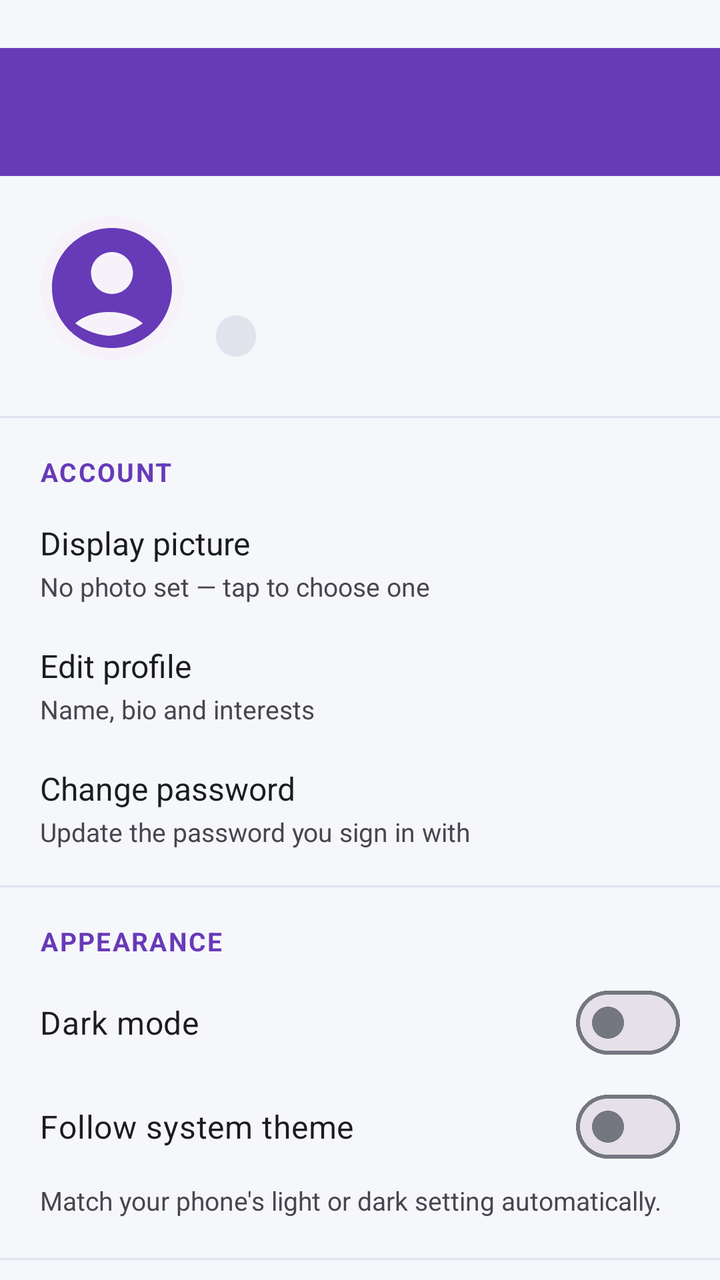
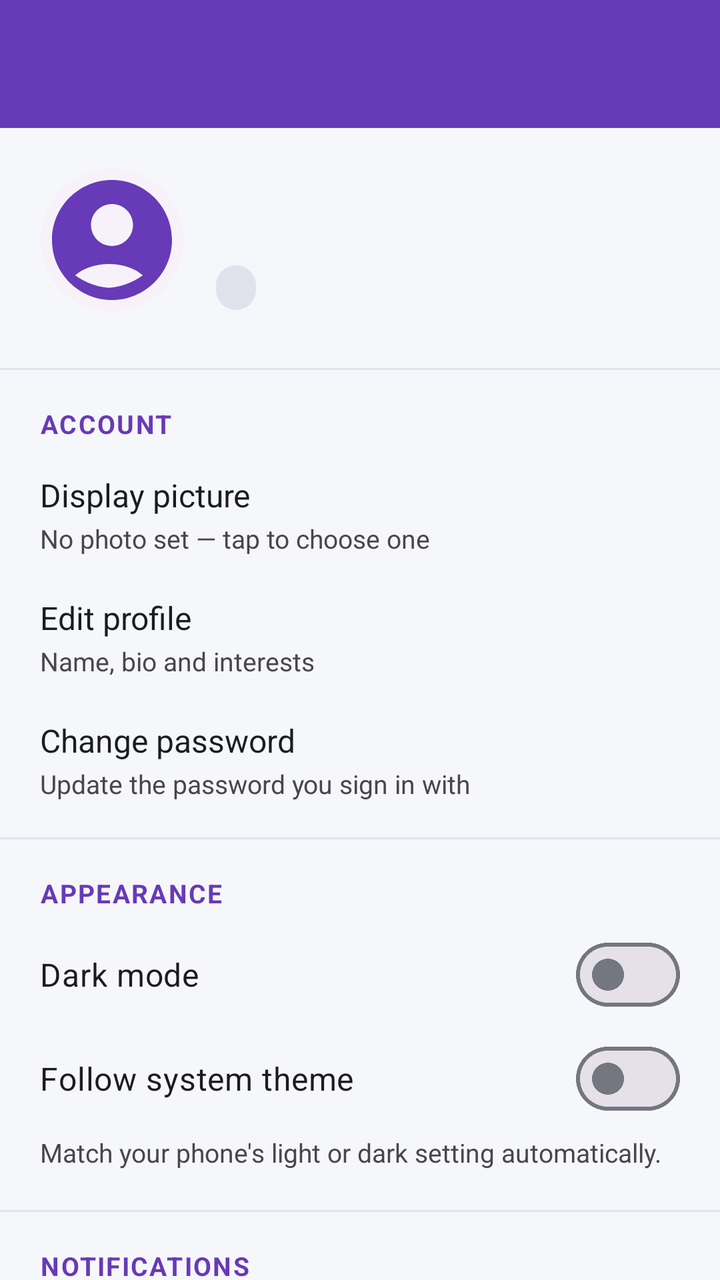

The first picture is an Android layout as it rendered before a commit; the second is the same layout after the commit. The layout source and the unified diff follow.
<!-- AndroidManifest.xml: application theme Theme.CampusConnect -->
<!-- res/layout/activity_settings.xml -->
<?xml version="1.0" encoding="utf-8"?>
<LinearLayout xmlns:android="http://schemas.android.com/apk/res/android"
    xmlns:app="http://schemas.android.com/apk/res-auto"
    android:layout_width="match_parent"
    android:layout_height="match_parent"
    android:orientation="vertical"
    android:background="@color/background">

    <com.google.android.material.appbar.MaterialToolbar
        android:id="@+id/toolbar"
        android:layout_width="match_parent"
        android:layout_height="?attr/actionBarSize"
        android:layout_marginTop="24dp"
        android:background="?attr/colorPrimary"
        app:titleTextColor="?attr/colorOnPrimary"
        app:navigationIconTint="?attr/colorOnPrimary" />

    <androidx.core.widget.NestedScrollView
        android:layout_width="match_parent"
        android:layout_height="match_parent">

        <LinearLayout
            android:layout_width="match_parent"
            android:layout_height="wrap_content"
            android:orientation="vertical"
            android:paddingBottom="32dp">

            
            <LinearLayout
                android:layout_width="match_parent"
                android:layout_height="wrap_content"
                android:orientation="horizontal"
                android:gravity="center_vertical"
                android:padding="20dp">

                <com.google.android.material.card.MaterialCardView
                    android:layout_width="72dp"
                    android:layout_height="72dp"
                    app:cardCornerRadius="36dp"
                    app:cardElevation="0dp">

                    <ImageView
                        android:id="@+id/profileAvatar"
                        android:layout_width="match_parent"
                        android:layout_height="match_parent"
                        android:contentDescription="@string/cd_profile_photo"
                        android:scaleType="centerCrop"
                        android:src="@drawable/ic_user_placeholder" />
                </com.google.android.material.card.MaterialCardView>

                <LinearLayout
                    android:layout_width="0dp"
                    android:layout_height="wrap_content"
                    android:layout_weight="1"
                    android:layout_marginStart="16dp"
                    android:orientation="vertical">

                    <TextView
                        android:id="@+id/profileName"
                        android:layout_width="match_parent"
                        android:layout_height="wrap_content"
                        android:textSize="18sp"
                        android:textStyle="bold"
                        android:maxLines="1"
                        android:ellipsize="end" />

                    <TextView
                        android:id="@+id/profileEmail"
                        android:layout_width="match_parent"
                        android:layout_height="wrap_content"
                        android:textColor="?android:attr/textColorSecondary"
                        android:textSize="13sp"
                        android:maxLines="1"
                        android:ellipsize="end" />

                    <TextView
                        android:id="@+id/profileRoleChip"
                        android:layout_width="wrap_content"
                        android:layout_height="wrap_content"
                        android:layout_marginTop="6dp"
                        android:background="@drawable/bg_role_chip"
                        android:paddingHorizontal="10dp"
                        android:paddingVertical="3dp"
                        android:textColor="?attr/colorPrimary"
                        android:textSize="11sp"
                        android:textStyle="bold" />
                </LinearLayout>
            </LinearLayout>

            <View style="@style/SettingsDivider" />

            <TextView style="@style/SettingsSectionHeader" android:text="@string/settings_account" />

            <LinearLayout
                android:id="@+id/changePhotoRow"
                style="@style/SettingsRow">
                <TextView style="@style/SettingsRowTitle" android:text="@string/settings_change_photo" />
                <TextView android:id="@+id/changePhotoSubtitle" style="@style/SettingsRowSubtitle"
                    android:text="@string/settings_change_photo_sub" />
            </LinearLayout>

            <LinearLayout
                android:id="@+id/editProfileRow"
                style="@style/SettingsRow">
                <TextView style="@style/SettingsRowTitle" android:text="@string/settings_edit_profile" />
                <TextView style="@style/SettingsRowSubtitle" android:text="@string/settings_edit_profile_sub" />
            </LinearLayout>

            <LinearLayout
                android:id="@+id/changePasswordRow"
                style="@style/SettingsRow">
                <TextView style="@style/SettingsRowTitle" android:text="@string/settings_change_password" />
                <TextView style="@style/SettingsRowSubtitle" android:text="@string/settings_change_password_sub" />
            </LinearLayout>

            <View style="@style/SettingsDivider" />

            <TextView style="@style/SettingsSectionHeader" android:text="@string/settings_appearance" />

            <com.google.android.material.materialswitch.MaterialSwitch
                android:id="@+id/darkModeSwitch"
                style="@style/SettingsSwitch"
                android:text="@string/settings_dark_mode" />

            <com.google.android.material.materialswitch.MaterialSwitch
                android:id="@+id/followSystemThemeSwitch"
                style="@style/SettingsSwitch"
                android:text="@string/settings_follow_system" />

            <TextView
                style="@style/SettingsRowSubtitle"
                android:paddingHorizontal="20dp"
                android:paddingBottom="12dp"
                android:text="@string/settings_follow_system_sub" />

            <View style="@style/SettingsDivider" />

            <TextView style="@style/SettingsSectionHeader" android:text="@string/settings_notifications" />

            <com.google.android.material.materialswitch.MaterialSwitch
                android:id="@+id/eventRemindersSwitch"
                style="@style/SettingsSwitch"
                android:text="@string/settings_event_reminders" />

            <com.google.android.material.materialswitch.MaterialSwitch
                android:id="@+id/chatNotificationsSwitch"
                style="@style/SettingsSwitch"
                android:text="@string/settings_chat_notifications" />

            <com.google.android.material.materialswitch.MaterialSwitch
                android:id="@+id/announcementsSwitch"
                style="@style/SettingsSwitch"
                android:text="@string/settings_announcements" />

            <View style="@style/SettingsDivider" />

            <TextView style="@style/SettingsSectionHeader" android:text="@string/settings_data" />

            <com.google.android.material.materialswitch.MaterialSwitch
                android:id="@+id/offlineModeSwitch"
                style="@style/SettingsSwitch"
                android:text="@string/settings_offline_mode" />

            <LinearLayout
                android:id="@+id/clearCacheRow"
                style="@style/SettingsRow">
                <TextView style="@style/SettingsRowTitle" android:text="@string/settings_clear_cache" />
                <TextView android:id="@+id/cacheSizeText" style="@style/SettingsRowSubtitle" />
            </LinearLayout>

            <View style="@style/SettingsDivider" />

            
            <LinearLayout
                android:id="@+id/adminSection"
                android:layout_width="match_parent"
                android:layout_height="wrap_content"
                android:orientation="vertical"
                android:visibility="gone">

                <TextView style="@style/SettingsSectionHeader" android:text="@string/settings_admin" />

                <LinearLayout
                    android:id="@+id/aiConfigRow"
                    style="@style/SettingsRow">
                    <TextView style="@style/SettingsRowTitle" android:text="@string/settings_ai_config" />
                    <TextView style="@style/SettingsRowSubtitle" android:text="@string/settings_ai_config_sub" />
                </LinearLayout>

                <View style="@style/SettingsDivider" />
            </LinearLayout>

            <TextView style="@style/SettingsSectionHeader" android:text="@string/settings_about" />

            <LinearLayout
                android:id="@+id/helpRow"
                style="@style/SettingsRow">
                <TextView style="@style/SettingsRowTitle" android:text="@string/settings_help" />
                <TextView style="@style/SettingsRowSubtitle" android:text="@string/settings_help_sub" />
            </LinearLayout>

            <LinearLayout
                android:id="@+id/privacyRow"
                style="@style/SettingsRow">
                <TextView style="@style/SettingsRowTitle" android:text="@string/settings_privacy" />
                <TextView style="@style/SettingsRowSubtitle" android:text="@string/settings_privacy_sub" />
            </LinearLayout>

            <LinearLayout
                android:id="@+id/aboutRow"
                style="@style/SettingsRow">
                <TextView style="@style/SettingsRowTitle" android:text="@string/settings_app_version" />
                <TextView android:id="@+id/versionText" style="@style/SettingsRowSubtitle" />
            </LinearLayout>

            <View style="@style/SettingsDivider" />

            <com.google.android.material.button.MaterialButton
                android:id="@+id/logoutButton"
                style="@style/Widget.Material3.Button.TextButton"
                android:layout_width="match_parent"
                android:layout_height="wrap_content"
                android:layout_marginTop="12dp"
                android:minHeight="48dp"
                android:text="@string/logout"
                android:textColor="?attr/colorError" />

        </LinearLayout>
    </androidx.core.widget.NestedScrollView>
</LinearLayout>
<!-- resources referenced by this layout -->
<resources>
  <color name="background">#F6F7FB</color>
  <!-- drawable bg_role_chip (drawable) -->
  <?xml version="1.0" encoding="utf-8"?>
  <shape xmlns:android="http://schemas.android.com/apk/res/android"
      android:shape="rectangle">
      <solid android:color="@color/surface_variant" />
      <corners android:radius="10dp" />
  </shape>
  <string name="cd_profile_photo">Your profile photo</string>
  <string name="logout">Logout</string>
  <string name="settings_about">ABOUT</string>
  <string name="settings_account">ACCOUNT</string>
  <string name="settings_admin">ADMIN</string>
  <string name="settings_ai_config">AI Configuration</string>
  <string name="settings_ai_config_sub">Add or manage the Gemini API key</string>
  <string name="settings_announcements">Campus announcements</string>
  <string name="settings_app_version">App version</string>
  <string name="settings_appearance">APPEARANCE</string>
  <string name="settings_change_password">Change password</string>
  <string name="settings_change_password_sub">Update the password you sign in with</string>
  <string name="settings_change_photo">Display picture</string>
  <string name="settings_change_photo_sub">No photo set \u2014 tap to choose one</string>
  <string name="settings_chat_notifications">Event chat messages</string>
  <string name="settings_clear_cache">Clear cached data</string>
  <string name="settings_dark_mode">Dark mode</string>
  <string name="settings_data">DATA &amp; STORAGE</string>
  <string name="settings_edit_profile">Edit profile</string>
  <string name="settings_edit_profile_sub">Name, bio and interests</string>
  <string name="settings_event_reminders">Event reminders</string>
  <string name="settings_follow_system">Follow system theme</string>
  <string name="settings_follow_system_sub">Match your phone\'s light or dark setting automatically.</string>
  <string name="settings_help">Help &amp; feedback</string>
  <string name="settings_help_sub">How to use CampusConnect</string>
  <string name="settings_notifications">NOTIFICATIONS</string>
  <string name="settings_offline_mode">Offline mode (use cached data)</string>
  <string name="settings_privacy">Privacy</string>
  <string name="settings_privacy_sub">What data this app stores</string>
  <style name="SettingsDivider">
          <item name="android:layout_width">match_parent</item>
          <item name="android:layout_height">1dp</item>
          <item name="android:layout_marginTop">8dp</item>
          <item name="android:background">?attr/colorSurfaceVariant</item>
      </style>
  <style name="SettingsRowTitle">
          <item name="android:layout_width">match_parent</item>
          <item name="android:layout_height">wrap_content</item>
          <item name="android:textSize">16sp</item>
          <item name="android:textColor">?attr/colorOnSurface</item>
      </style>
  <style name="Theme.CampusConnect" parent="Base.Theme.CampusConnect" />
  <color name="surface_variant">#E1E2EC</color>
  <color name="primary">#673AB7</color>
  <color name="on_primary">#FFFFFF</color>
  <color name="secondary">#009688</color>
  <color name="on_secondary">#FFFFFF</color>
  <color name="tertiary">#FFC107</color>
  <color name="on_tertiary">#000000</color>
  <color name="surface">#FFFFFF</color>
  <color name="on_surface">#1A1C1E</color>
  <color name="on_surface_variant">#44474E</color>
  <color name="error">#B3261E</color>
  <color name="on_error">#FFFFFF</color>
  <color name="outline">#74777F</color>
  <color name="outline_variant">#C4C6D0</color>
  <style name="Widget.CampusConnect.Card" parent="Widget.Material3.CardView.Elevated">
          <item name="cardCornerRadius">16dp</item>
          <item name="cardElevation">2dp</item>
          <item name="strokeWidth">0dp</item>
      </style>
  <!-- unchanged entries left out for length: 6 -->
</resources>

<!-- the commit's change to res/layout/activity_settings.xml (unified diff, before → after) -->
@@ -10,7 +10,6 @@
         android:id="@+id/toolbar"
         android:layout_width="match_parent"
         android:layout_height="?attr/actionBarSize"
-        android:layout_marginTop="24dp"
         android:background="?attr/colorPrimary"
         app:titleTextColor="?attr/colorOnPrimary"
         app:navigationIconTint="?attr/colorOnPrimary" />
@@ -82,7 +81,7 @@
                         android:paddingHorizontal="10dp"
                         android:paddingVertical="3dp"
                         android:textColor="?attr/colorPrimary"
-                        android:textSize="11sp"
+                        android:textSize="12sp"
                         android:textStyle="bold" />
                 </LinearLayout>
             </LinearLayout>
